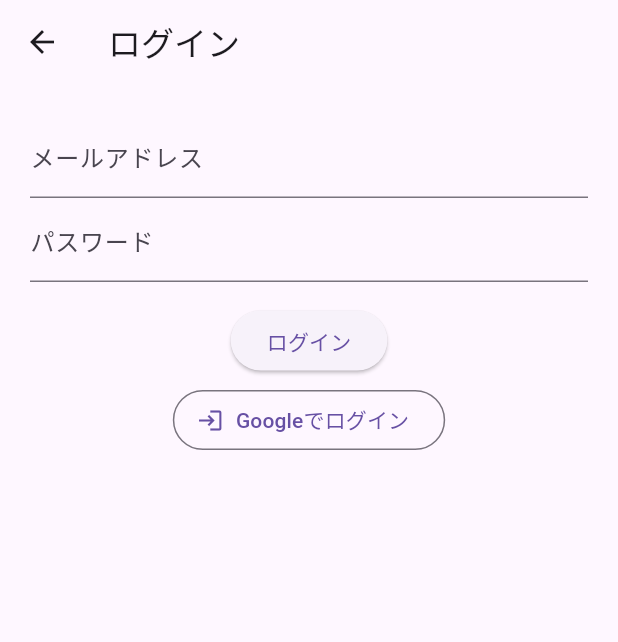
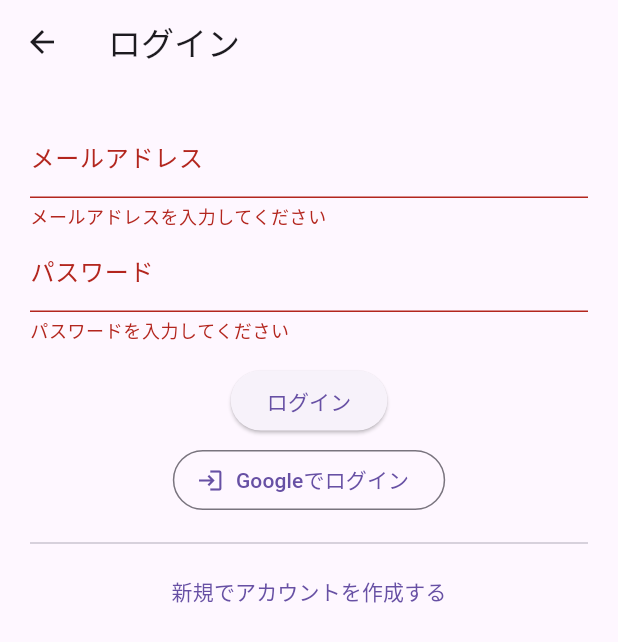
Before and after one commit to kon-yuuki/kaeta_sandbox, a Flutter app: the TodoPage screen opened directly, after a tap on "重要", after a tap on the "logout" icon, after a tap on "ログイン", on a phone screen of 412 x 824 dp. Shown: the top 642 px of the screen. Run offline on Flutter 3.47's test engine with Material 3 defaults, Android fonts, the phone set to English and light mode, and no system bars; our stand-ins replace drift, flutter_riverpod, google_sign_in, riverpod_annotation, supabase_flutter; missing offline and left inert: drift_sqlite_async, powersync; accounts and stored records are empty; generated files the repository leaves out were written again; statements that could not run were skipped.

Commit message:
all done

```diff
--- a/lib/features/todo/providers/todo_provider.dart
+++ b/lib/features/todo/providers/todo_provider.dart
@@ -1,21 +1,42 @@
 import 'package:flutter_riverpod/flutter_riverpod.dart';
 import 'package:riverpod_annotation/riverpod_annotation.dart';
 import '../../../database/database.dart';
+import 'package:powersync/powersync.dart';
 import '../repositories/todo_repository.dart';
+import '../../../main.dart';
 
 part 'todo_provider.g.dart';
 
+@riverpod
+PowerSyncDatabase powerSync(Ref ref) {
+  // main.dart で late final db = PowerSyncDatabase(...) と定義している前提です
+  return db;
+}
+
 /// 1. データベースのインスタンスを提供する Provider
 /// PowerSync を使わない場合は、ここで直接 MyDatabase を生成して返せます。
+// @riverpod
+// MyDatabase database(Ref ref) {
+//   final db = MyDatabase();
+
+//   // アプリ終了時に適切に DB を閉じるための処理
+//   ref.onDispose(() => db.close());
+
+//   return db;
+// }
+
 @riverpod
 MyDatabase database(Ref ref) {
-  // 💡 直接インスタンスを作成して返します
-  final db = MyDatabase();
+  // 1. PowerSync のインスタンスを取得
+  final psDb = ref.watch(powerSyncProvider);
 
-  // アプリ終了時に適切に DB を閉じるための処理
-  ref.onDispose(() => db.close());
+  // 2. PowerSync を渡して MyDatabase を作成（これでエラーが消えます！）
+  final driftDb = MyDatabase(psDb);
 
-  return db;
+  // アプリ終了時に適切に DB を閉じる
+  ref.onDispose(() => driftDb.close());
+
+  return driftDb;
 }
 
 /// 2. Repository（窓口）を提供する Provider
--- a/lib/features/todo/views/login_page.dart
+++ b/lib/features/todo/views/login_page.dart
@@ -22,6 +22,52 @@ class _LoginPageState extends State<LoginPage> {
     mailController.dispose();
     passwordController.dispose();
     super.dispose();
+  }
+
+  Future<void> _handleEmailSignIn() async {
+    if (!_formKey.currentState!.validate()) return;
+
+    setState(() => isLoading = true);
+    try {
+      await supabase.auth.signInWithPassword(
+        email: mailController.text.trim(),
+        password: passwordController.text.trim(),
+      );
+      // 成功時、RiverpodのisLoggedInProviderなどが反応して自動で画面が切り替わります
+    } catch (e) {
+      if (mounted) {
+        ScaffoldMessenger.of(
+          context,
+        ).showSnackBar(SnackBar(content: Text('ログイン失敗: $e')));
+      }
+    } finally {
+      if (mounted) setState(() => isLoading = false);
+    }
+  }
+
+  Future<void> _handleEmailSignUp() async {
+    if (!_formKey.currentState!.validate()) return;
+
+    setState(() => isLoading = true);
+    try {
+      await supabase.auth.signUp(
+        email: mailController.text.trim(),
+        password: passwordController.text.trim(),
+      );
+      if (mounted) {
+        ScaffoldMessenger.of(context).showSnackBar(
+          const SnackBar(content: Text('確認メールを送信しました（設定による）または登録完了しました')),
+        );
+      }
+    } catch (e) {
+      if (mounted) {
+        ScaffoldMessenger.of(
+          context,
+        ).showSnackBar(SnackBar(content: Text('登録失敗: $e')));
+      }
+    } finally {
+      if (mounted) setState(() => isLoading = false);
+    }
   }
 
   // --- ここが「ネイティブ方式」の核心部分です ---
@@ -61,7 +107,6 @@ class _LoginPageState extends State<LoginPage> {
         idToken: idToken,
         accessToken: authorization.accessToken,
       );
-
     } on GoogleSignInException catch (e) {
       // 【重要】キャンセル時のエラーハンドリング
       if (e.code == GoogleSignInExceptionCode.canceled) {
@@ -70,14 +115,13 @@ class _LoginPageState extends State<LoginPage> {
       }
       // キャンセル以外（ネットワークエラー等）は例外を再送出
       rethrow;
-
     } catch (e) {
       // 4. その他のエラー表示
       debugPrint('Googleログイン中に予期せぬエラーが発生しました: $e');
       if (mounted) {
-      ScaffoldMessenger.of(context).showSnackBar(
-        SnackBar(content: Text('ログインに失敗しました: $e')),
-      );
+        ScaffoldMessenger.of(
+          context,
+        ).showSnackBar(SnackBar(content: Text('ログインに失敗しました: $e')));
       }
     } finally {
       // 処理が終わったら（成功・失敗問わず）ローディングを解除
@@ -119,11 +163,7 @@ class _LoginPageState extends State<LoginPage> {
               ),
               const SizedBox(height: 15),
               ElevatedButton(
-                onPressed: isLoading
-                    ? null
-                    : () async {
-                        // ...（通常のログイン処理：省略なしで元のまま維持）...
-                      },
+                onPressed: isLoading ? null : _handleEmailSignIn,
                 child: isLoading
                     ? const CircularProgressIndicator()
                     : const Text('ログイン'),
@@ -141,7 +181,13 @@ class _LoginPageState extends State<LoginPage> {
                     : const Text('Googleでログイン'),
                 onPressed: isLoading ? null : _handleGoogleSignIn, // 新しい関数を呼び出す
               ),
-               const SizedBox(height: 5),
+              const SizedBox(height: 10),
+              const Divider(), // 区切り線
+              TextButton(
+                onPressed: isLoading ? null : _handleEmailSignUp,
+                child: const Text('新規でアカウントを作成する'),
+              ),
+
               // OutlinedButton.icon(
               //   icon: const Icon(Icons.login),
               //   label: isLoading
--- a/lib/features/todo/views/todo_page.dart
+++ b/lib/features/todo/views/todo_page.dart
@@ -2,8 +2,10 @@ import 'package:flutter/material.dart';
 import 'package:flutter_riverpod/flutter_riverpod.dart';
 import 'package:supabase_flutter/supabase_flutter.dart';
 import '../providers/todo_provider.dart';
+import '../../../main.dart';
 import '../../../database/database.dart';
 import '../../todo/views/login_page.dart';
+
 
 class TodoPage extends ConsumerStatefulWidget {
   const TodoPage({super.key});
@@ -50,6 +52,8 @@ class _TodoPageState extends ConsumerState<TodoPage> {
               // 1. Supabaseからサインアウト
               await Supabase.instance.client.auth.signOut();
 
+              await db.disconnectAndClear();
+
               // 2. ログイン画面へ戻す（今の画面を捨てて LoginPage へ）
               if (context.mounted) {
                 Navigator.of(context).pushReplacement(
@@ -58,12 +62,12 @@ class _TodoPageState extends ConsumerState<TodoPage> {
               }
             },
           ),
-          IconButton(
-            onPressed: () async {
-              await ref.read(todoRepositoryProvider).testFetchFromSupabase();
-            },
-            icon: const Icon(Icons.cloud_download),
-          ),
+          // IconButton(
+          //   onPressed: () async {
+          //     await ref.read(todoRepositoryProvider).testFetchFromSupabase();
+          //   },
+          //   icon: const Icon(Icons.cloud_download),
+          // ),
         ],
       ),
       body: Column(
```
Also changed, not shown: lib/database/database.dart (+23 -15 lines), lib/database/powersync_connector.dart (+45 -2 lines), lib/database/schema.dart (+24 -0 lines), lib/features/todo/repositories/todo_repository.dart (+44 -41 lines), lib/main.dart (+18 -16 lines). Lines whose indentation alone changed are shown as unchanged.
